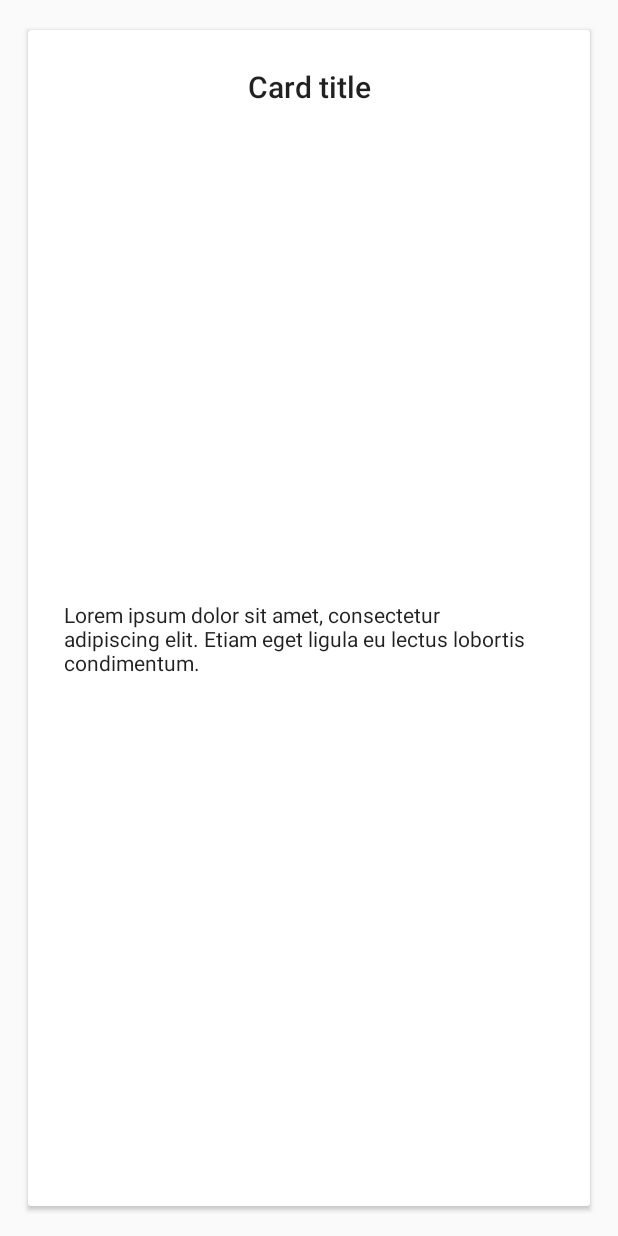
After one commit to BCarlosH/NavigationBarBaseApp, an Android app: the layout fragment_card.xml on its own in the app's theme, with its tools: preview values and no code run, on a phone screen of 412 x 824 dp. The commit adds this screen. Run offline under Robolectric (Android 15) with nearby library versions, the phone set to English and light mode, and no system bars.

Commit message:
CardView added to Navigation Item1

```diff
--- a/app/src/main/AndroidManifest.xml
+++ b/app/src/main/AndroidManifest.xml
@@ -9,7 +9,7 @@
         android:roundIcon="@mipmap/ic_launcher_round"
         android:supportsRtl="true"
         android:theme="@style/AppTheme">
-        <activity android:name=".activities.MainActivity_">
+        <activity android:name=".ui.mainactivity.MainActivity_">
             <intent-filter>
                 <action android:name="android.intent.action.MAIN" />
 
--- a/app/src/main/java/com/example/carlos/navigationbarbaseapp/item2/Item2Fragment.java
+++ b/app/src/main/java/com/example/carlos/navigationbarbaseapp/ui/mainactivity/item2/Item2Fragment.java
@@ -1,4 +1,4 @@
-package com.example.carlos.navigationbarbaseapp.item2;
+package com.example.carlos.navigationbarbaseapp.ui.mainactivity.item2;
 
 
 import android.support.v4.app.Fragment;
--- a/app/src/main/java/com/example/carlos/navigationbarbaseapp/item3/Item3Fragment.java
+++ b/app/src/main/java/com/example/carlos/navigationbarbaseapp/ui/mainactivity/item3/Item3Fragment.java
@@ -1,4 +1,4 @@
-package com.example.carlos.navigationbarbaseapp.item3;
+package com.example.carlos.navigationbarbaseapp.ui.mainactivity.item3;
 
 
 import android.support.v4.app.Fragment;
--- a/app/src/main/res/layout/activity_main.xml
+++ b/app/src/main/res/layout/activity_main.xml
@@ -4,14 +4,14 @@
     xmlns:tools="http://schemas.android.com/tools"
     android:layout_width="match_parent"
     android:layout_height="match_parent"
-    tools:context=".activities.MainActivity">
+    tools:context=".ui.mainactivity.MainActivity">
 
     <FrameLayout
         android:id="@+id/main_container"
         android:layout_width="match_parent"
         android:layout_height="0dp"
         android:animateLayoutChanges="true"
-        app:layout_constraintBottom_toTopOf="@+id/navigation_bar"
+        app:layout_constraintBottom_toTopOf="@+id/bottom_navigation_bar"
         app:layout_constraintLeft_toLeftOf="parent"
         app:layout_constraintRight_toRightOf="parent"
         app:layout_constraintTop_toTopOf="parent" />
@@ -19,7 +19,7 @@
 
     <android.support.design.widget.BottomNavigationView xmlns:android="http://schemas.android.com/apk/res/android"
         xmlns:app="http://schemas.android.com/apk/res-auto"
-        android:id="@+id/navigation_bar"
+        android:id="@+id/bottom_navigation_bar"
         android:layout_width="match_parent"
         android:layout_height="56dp"
         android:background="@color/colorPrimary"
--- /dev/null
+++ b/app/src/main/res/layout/fragment_card.xml
@@ -0,0 +1,50 @@
+<?xml version="1.0" encoding="utf-8"?>
+<android.support.v7.widget.CardView xmlns:android="http://schemas.android.com/apk/res/android"
+    xmlns:app="http://schemas.android.com/apk/res-auto"
+    xmlns:tools="http://schemas.android.com/tools"
+    android:id="@+id/card_view"
+    android:layout_width="match_parent"
+    android:layout_height="match_parent"
+    android:layout_gravity="center"
+    android:layout_marginBottom="16dp"
+    android:layout_marginEnd="16dp"
+    android:layout_marginStart="16dp"
+    android:layout_marginTop="16dp"
+    app:cardUseCompatPadding="true"
+    app:layout_constraintBottom_toBottomOf="parent"
+    app:layout_constraintEnd_toEndOf="parent"
+    app:layout_constraintStart_toStartOf="parent"
+    app:layout_constraintTop_toTopOf="parent">
+
+    <android.support.constraint.ConstraintLayout
+        android:layout_width="match_parent"
+        android:layout_height="match_parent"
+        android:gravity="center"
+        android:orientation="vertical"
+        android:padding="24dp">
+
+        <TextView
+            android:id="@+id/card_tittle"
+            style="@style/TextAppearance.AppCompat.Title"
+            android:layout_width="wrap_content"
+            android:layout_height="wrap_content"
+            android:text="Card title"
+            app:layout_constraintEnd_toEndOf="parent"
+            app:layout_constraintStart_toStartOf="parent"
+            app:layout_constraintTop_toTopOf="parent" />
+
+        <TextView
+            android:id="@+id/card_body"
+            style="@style/TextAppearance.AppCompat.Body1"
+            android:layout_width="wrap_content"
+            android:layout_height="wrap_content"
+            android:text="Lorem ipsum dolor sit amet, consectetur adipiscing elit.  Etiam eget ligula eu lectus lobortis condimentum."
+            app:layout_constraintBottom_toBottomOf="parent"
+            app:layout_constraintEnd_toEndOf="parent"
+            app:layout_constraintStart_toStartOf="parent"
+            app:layout_constraintTop_toBottomOf="@+id/card_tittle"
+            tools:text="Lorem ipsum dolor sit amet, consectetur adipiscing elit. Etiam eget ligula eu lectus lobortis condimentum." />
+
+    </android.support.constraint.ConstraintLayout>
+
+</android.support.v7.widget.CardView>
```
Also changed, not shown: app/build.gradle (+9 -2 lines), app/src/main/java/com/example/carlos/navigationbarbaseapp/data/model/Card.java (added, +29 -0 lines), app/src/main/java/com/example/carlos/navigationbarbaseapp/item1/Item1Fragment.java (deleted, +0 -22 lines), app/src/main/java/com/example/carlos/navigationbarbaseapp/ui/mainactivity/MainActivity.java (renamed from app/src/main/java/com/example/carlos/navigationbarbaseapp/activities/MainActivity.java, +13 -15 lines), app/src/main/java/com/example/carlos/navigationbarbaseapp/ui/mainactivity/item1/CardFragment.java (added, +31 -0 lines), app/src/main/java/com/example/carlos/navigationbarbaseapp/ui/mainactivity/item1/CardPagerAdapter.java (added, +82 -0 lines), app/src/main/java/com/example/carlos/navigationbarbaseapp/ui/mainactivity/item1/Item1Fragment.java (added, +45 -0 lines), app/src/main/java/com/example/carlos/navigationbarbaseapp/utils/AppConstants.java (added, +8 -0 lines), app/src/main/res/layout/fragment_item1.xml (+19 -13 lines), app/src/main/res/values/strings.xml (+9 -0 lines).
